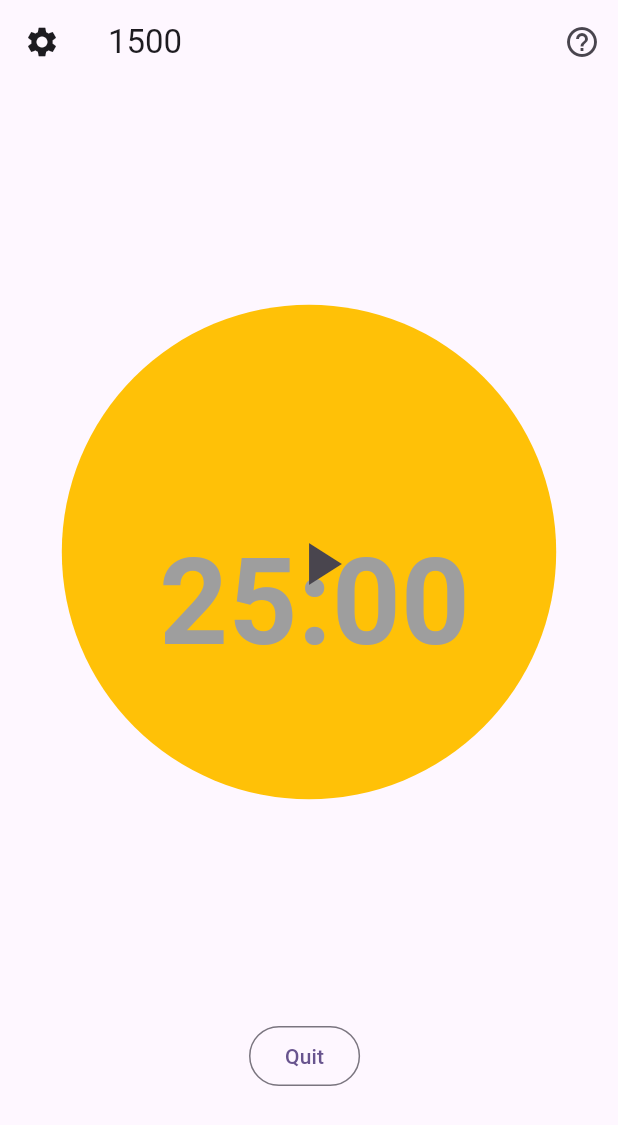
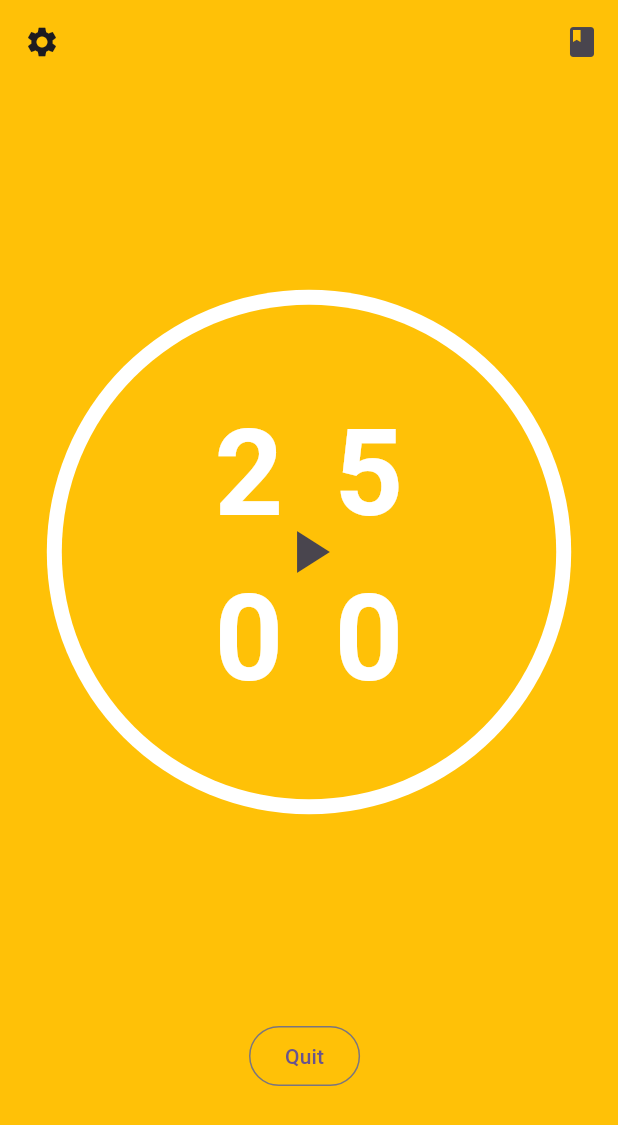
Before and after one commit to rocioaltairr/focus-tomato-timer, a Flutter app: the screen it shows after launch, on a phone screen of 412 x 824 dp. Shown: the top 1125 px of the screen. Run offline on Flutter 3.47's test engine with Material 2 defaults, Android fonts, the phone set to English and light mode, and no system bars; our stand-ins replace audioplayers, flutter_colorpicker; missing offline and left inert: route_panel.

Commit message:
add clock time with layout

```diff
--- a/lib/components/clock.dart
+++ b/lib/components/clock.dart
@@ -4,54 +4,134 @@ import 'package:flutter/material.dart';
 import 'package:provider/provider.dart';
 import '../model/data_model.dart';
 
-// class ClockWidget extends StatefulWidget {
-//   @override
-//   _ClockWidgetState createState() => _ClockWidgetState();
-// }
-//
-// class _ClockWidgetState extends State<ClockWidget> {
-//
-//   @override
-//   void initState() {
-//     super.initState();
-//     _startCountdown();
-//   }
-//
-//   void _startCountdown() {
-//     Timer.periodic(const Duration(seconds: 1), (timer) {
-//       if (Provider.of<DataModel>(context, listen: true).isRunning &&
-//           Provider.of<DataModel>(context, listen: true).time > 0) {
-//         setState(() {
-//           int seconds = Provider.of<DataModel>(context, listen: true).time;
-//           Provider.of<DataModel>(context, listen: true).setTime(seconds-=1);
-//         });
-//       } else {
-//         timer.cancel(); // Stop the countdown when it reaches zero
-//       }
-//     });
-//   }
-//
-//   @override
-//   Widget build(BuildContext context) {
-//
-//     return Column(
-//       mainAxisAlignment: MainAxisAlignment.center,
-//       children: [
-//         Text(
-//           '${(Provider.of<DataModel>(context).time/60).toInt()}:${(Provider.of<DataModel>(context).time%60 < 10)
-//               ? "0${Provider.of<DataModel>(context).time%60}"
-//               : "${Provider.of<DataModel>(context).time%60}"}',
-//           style: const TextStyle(
-//             fontSize: 80,
-//             fontWeight: FontWeight.bold,
-//             color: Colors.grey,
-//           ),
-//         ),
-//       ],
-//     );
-//   }
-// }
-//
-//
-//
-//
+class ClockWidget extends StatefulWidget {
+  final screenHeight;
+  final screenWidth;
+
+  const ClockWidget({super.key, required this.screenHeight, required this.screenWidth});
+  @override
+  _ClockWidgetState createState() => _ClockWidgetState();
+}
+
+class _ClockWidgetState extends State<ClockWidget> {
+  Timer? _timer;
+  int appBarHeight = 100;
+
+  @override
+  void initState() {
+    super.initState();
+    _startCountdown();
+
+    Provider.of<DataModel>(context,listen: false).addListener(_resetTimer);
+  }
+
+  void _startCountdown() {
+    _timer = Timer.periodic(const Duration(seconds: 1), (timer) {
+      if (Provider.of<DataModel>(context, listen: false).isRunning) {
+        int seconds = Provider.of<DataModel>(context, listen: false).time;
+        if (seconds > 0) {
+          Provider.of<DataModel>(context, listen: false).setTime(seconds - 1);
+        } else {
+          _timer?.cancel(); // Stop the countdown when it reaches zero
+        }
+      } else {
+        //_timer?.cancel(); // Stop the timer if isRunning is false
+      }
+    });
+  }
+
+  void _resetTimer() {
+    if (Provider.of<DataModel>(context, listen: false).reset) {
+      Provider.of<DataModel>(context, listen: false).setTime(25 * 60); // Reset time to 25 minutes in seconds
+      Provider.of<DataModel>(context, listen: false).setIsRunning(false); // Stop the timer
+      Provider.of<DataModel>(context, listen: false).setReset(false);
+    }
+  }
+
+  @override
+  Widget build(BuildContext context) {
+
+    double textSize = 80;
+    return SizedBox(
+      width: 160,
+      height: 220,
+      child: Row(
+        mainAxisAlignment: MainAxisAlignment.center,
+        children: [
+          Column(
+            children: [
+              SizedBox(
+                width: textSize,
+                height: 110,
+                child:
+                Center(
+                  child: Text(
+                    textAlign: TextAlign.center,
+                    '${(Provider.of<DataModel>(context).time/60/10).toInt()}',
+                    style: const TextStyle(
+                      fontSize: 80,
+                      fontWeight: FontWeight.bold,
+                      color: Colors.white,
+                    ),
+                  ),
+                )
+              ),
+              SizedBox(
+                width: textSize,
+                height: 110,
+                child:
+                Center(
+                  child: Text(
+                    textAlign: TextAlign.center,
+                    '${(Provider.of<DataModel>(context).time%60/10).toInt()}',
+                    style: const TextStyle(
+                      fontSize: 80,
+                      fontWeight: FontWeight.bold,
+                      color: Colors.white,
+                    ),
+                  ),
+                )
+              ),
+            ],
+          ),
+          Column(
+            children: [
+              SizedBox(
+                width: textSize,
+                height: 110,
+                child:
+                Center(
+                  child: Text(
+                    textAlign: TextAlign.center,
+                    '${(Provider.of<DataModel>(context).time/60%10).toInt()}',
+                    style: const TextStyle(
+                      fontSize: 80,
+                      fontWeight: FontWeight.bold,
+                      color: Colors.white,
+                    ),
+                  ),
+                )
+              ),
+              SizedBox(
+                width: textSize,
+                height: 110,
+                child:
+                Center(
+                  child: Text(
+                    textAlign: TextAlign.center,
+                    '${(Provider.of<DataModel>(context).time%60%10).toInt()}',
+                    style: const TextStyle(
+                      fontSize: 80,
+                      fontWeight: FontWeight.bold,
+                      color: Colors.white,
+                    ),
+                  ),
+                )
+              ),
+            ],
+          ),
+        ],
+      ),
+    );
+  }
+}
--- a/lib/components/clock_painter.dart
+++ b/lib/components/clock_painter.dart
@@ -4,16 +4,22 @@ class ClockPainter extends CustomPainter {
   final double screenHeight;
   final double screenWidth;
   final Color color;
+  int outlineWidth = 10;
 
   ClockPainter(this.screenHeight, this.screenWidth, this.color);
   @override
   void paint(Canvas canvas, Size size) {
     double heightDeductAppBarHeight =  screenHeight/2 - 100;
     double circleWidth = screenWidth * 2 / 5;
+    var paintOutline = Paint()
+      ..color = Colors.white
+      ..style = PaintingStyle.fill;
+    canvas.drawCircle(Offset( (screenWidth)/2, heightDeductAppBarHeight), circleWidth+outlineWidth, paintOutline);
     var paint1 = Paint()
       ..color = color
       ..style = PaintingStyle.fill;
     canvas.drawCircle(Offset( screenWidth/2, heightDeductAppBarHeight), circleWidth, paint1);
+
   }
 
   @override
--- a/lib/main.dart
+++ b/lib/main.dart
@@ -24,6 +24,10 @@ class MyApp extends StatelessWidget {
       theme: ThemeData(
         colorScheme: ColorScheme.fromSeed(seedColor: Colors.deepPurple),
         useMaterial3: true,
+        scaffoldBackgroundColor: Provider.of<DataModel>(context,listen: true).currentColor,
+        appBarTheme: AppBarTheme(
+          backgroundColor: Provider.of<DataModel>(context,listen: true).currentColor
+        ),
       ),
       initialRoute: "/",
       routes: {
--- a/lib/model/data_model.dart
+++ b/lib/model/data_model.dart
@@ -35,6 +35,14 @@ class DataModel extends ChangeNotifier {
 
   void setReset(bool setReset) {
     _reset = setReset;
+    _isRunning = false;
+    _time = 25 * 60;
     notifyListeners();
   }
+
+  void resetTimer() {
+    _reset = true;
+    _isRunning = false;
+    _time = 25*60;
+  }
 }
--- a/lib/screens/home_page.dart
+++ b/lib/screens/home_page.dart
@@ -1,6 +1,5 @@
 import 'dart:async';
 
-import 'package:audioplayers/audioplayers.dart';
 import 'package:flutter/cupertino.dart';
 import 'package:flutter/material.dart';
 import 'package:provider/provider.dart';
@@ -8,13 +7,14 @@ import 'package:route_panel/route_panel.dart';
 import 'package:tomato_timer/screens/setting_page.dart';
 
 import '../components/circular_animation.dart';
+import '../components/clock.dart';
 import '../components/clock_painter.dart';
 import '../model/data_model.dart';
 
 class HomePage extends StatelessWidget {
   int appBarHeight = 100;
   double circleBorder = 30;
-  double buttonSize = 48;
+  double buttonSize = 64;
 
   @override
   Widget build(BuildContext context) {
@@ -29,7 +29,7 @@ class HomePage extends StatelessWidget {
 
     return Scaffold(
       appBar: AppBar(
-          title: Text(Provider.of<DataModel>(context, listen: true).time.toString()),
+          //title: Text(Provider.of<DataModel>(context, listen: true).time.toString()),
           leading: IconButton(
             icon: const Icon(Icons.settings),
             tooltip: 'Show Snackbar',
@@ -39,7 +39,7 @@ class HomePage extends StatelessWidget {
           ),
           actions: <Widget> [
             IconButton(
-              icon: const Icon(Icons.help_outline),
+              icon: const Icon(Icons.book),
               tooltip: 'Show Snackbar',
               onPressed: () {
                 ScaffoldMessenger.of(context).showSnackBar(
@@ -51,16 +51,6 @@ class HomePage extends StatelessWidget {
       body: Center(
           child: Stack(
             children: [
-              // Positioned(
-              //   top: 0,
-              //   left: 0,
-              //   right: 0,
-              //   child: Container(
-              //     height: 200,
-              //     color: Colors.blue,
-              //     child:  ClockWidget(),
-              //   ),
-              // ),
               // Positioned(
               //   top: 0,
               //     child: SoundPlayerWidget(audioFilePath: 'assets/sounds/rain_thunder_storm.mp3'),
@@ -83,23 +73,13 @@ class HomePage extends StatelessWidget {
                 ),
               ),
               Positioned(
-                  top: (screenHeight)/2 - appBarHeight - buttonSize/2,
-                  left: (screenWidth)/2 - 100,
-                  child: ClockWidget()
-              ),
-              Positioned(
-                top: (screenHeight)/2 - appBarHeight - buttonSize/2,
-                left: (screenWidth)/2 - buttonSize/2,
-                child: IconButton(
-                  icon: (Provider.of<DataModel>(context, listen: false).isRunning) ? const Icon(Icons.stop) : const Icon(Icons.play_arrow),
-                  iconSize: buttonSize,// Icon to display
-                  onPressed: () {
-                    // TODO: why set true have problem?
-                    bool running = Provider.of<DataModel>(context, listen: false).isRunning;
-                    Provider.of<DataModel>(context, listen: false).setIsRunning(!running);
-                    // Stop and Start
-                  },
-                ),
+                top: screenHeight / 2 - appBarHeight - 110,
+                left: screenWidth / 2  - 80,
+                  child:
+                  ClockWidget(
+                    screenHeight: screenHeight,
+                    screenWidth: screenWidth
+                  ),
               ),
               Positioned(
                 top: screenHeight - 200,
@@ -109,61 +89,27 @@ class HomePage extends StatelessWidget {
                   onPressed: () {
                     Provider.of<DataModel>(context, listen: false).setReset(true);
                     Provider.of<DataModel>(context, listen: false).setIsRunning(false);
-                    Provider.of<DataModel>(context, listen: false).setTime(Provider.of<DataModel>(context, listen: false).time);
+                    Provider.of<DataModel>(context, listen: false).setTime(25*60);
                   },
                 ),
-              )
+              ),
+              Positioned(
+                top: (screenHeight)/2 - appBarHeight - buttonSize/2,
+                left: (screenWidth)/2 - buttonSize/2,
+                child: IconButton(
+                  icon: (Provider.of<DataModel>(context, listen: false).isRunning) ? const Icon(Icons.stop) : const Icon(Icons.play_arrow),
+                  iconSize: 48,// Icon to display
+                  onPressed: () {
+                    // TODO: why set true have problem?
+                    bool running = Provider.of<DataModel>(context, listen: false).isRunning;
+                    Provider.of<DataModel>(context, listen: false).setIsRunning(!running);
+                    // Stop and Start
+                  },
+                ),
+              ),
             ],
           )
       ),
     );
   }
 }
-
-class ClockWidget extends StatefulWidget {
-  @override
-  _ClockWidgetState createState() => _ClockWidgetState();
-}
-
-class _ClockWidgetState extends State<ClockWidget> {
-
-  @override
-  void initState() {
-    super.initState();
-    _startCountdown();
-  }
-
-  void _startCountdown() {
-    Timer.periodic(Duration(seconds: 1), (timer) {
-      if (Provider.of<DataModel>(context, listen: false).isRunning &&
-          Provider.of<DataModel>(context, listen: false).time > 0) {
-        setState(() {
-          int seconds = Provider.of<DataModel>(context, listen: false).time;
-          Provider.of<DataModel>(context, listen: false).setTime(seconds-=1);
-        });
-      } else {
-        //timer.cancel(); // Stop the countdown when it reaches zero
-      }
-    });
-  }
-
-  @override
-  Widget build(BuildContext context) {
-
-    return Column(
-      mainAxisAlignment: MainAxisAlignment.center,
-      children: [
-        Text(
-          '${(Provider.of<DataModel>(context).time/60).toInt()}:${ (Provider.of<DataModel>(context,listen: false).time%60 < 10)
-          ? "0${Provider.of<DataModel>(context,listen: false).time%60}"
-          : "${Provider.of<DataModel>(context,listen: false).time%60}"}',
-          style: const TextStyle(
-            fontSize: 80,
-            fontWeight: FontWeight.bold,
-            color: Colors.grey,
-          ),
-        ),
-      ],
-    );
-  }
-}
```
